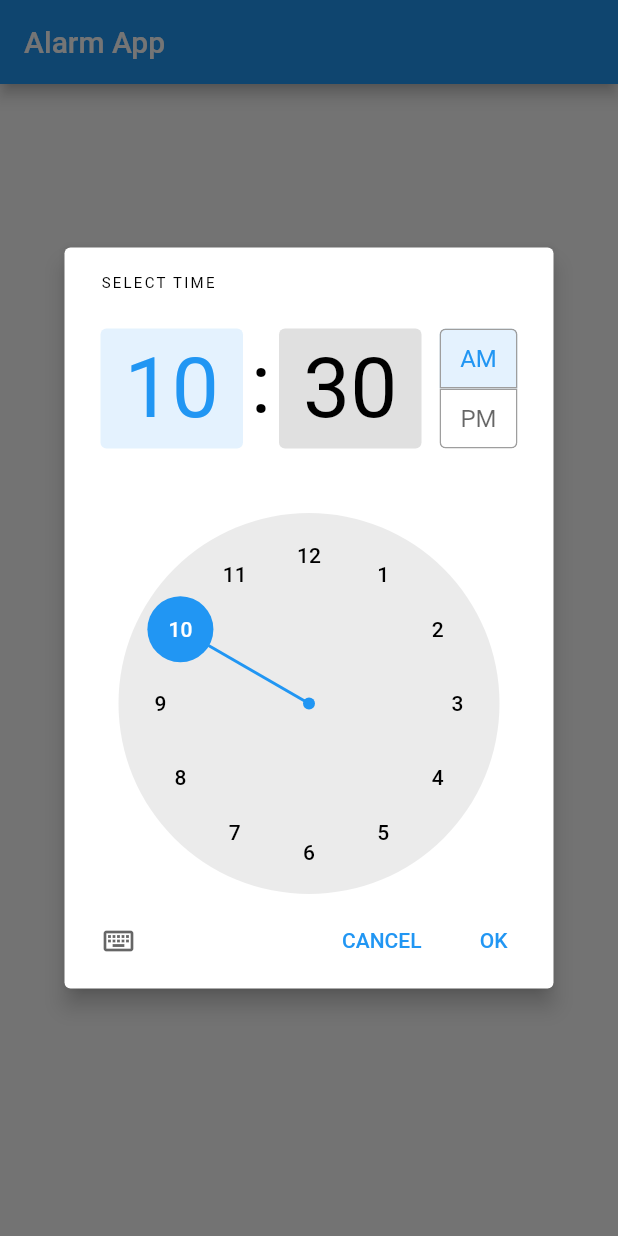
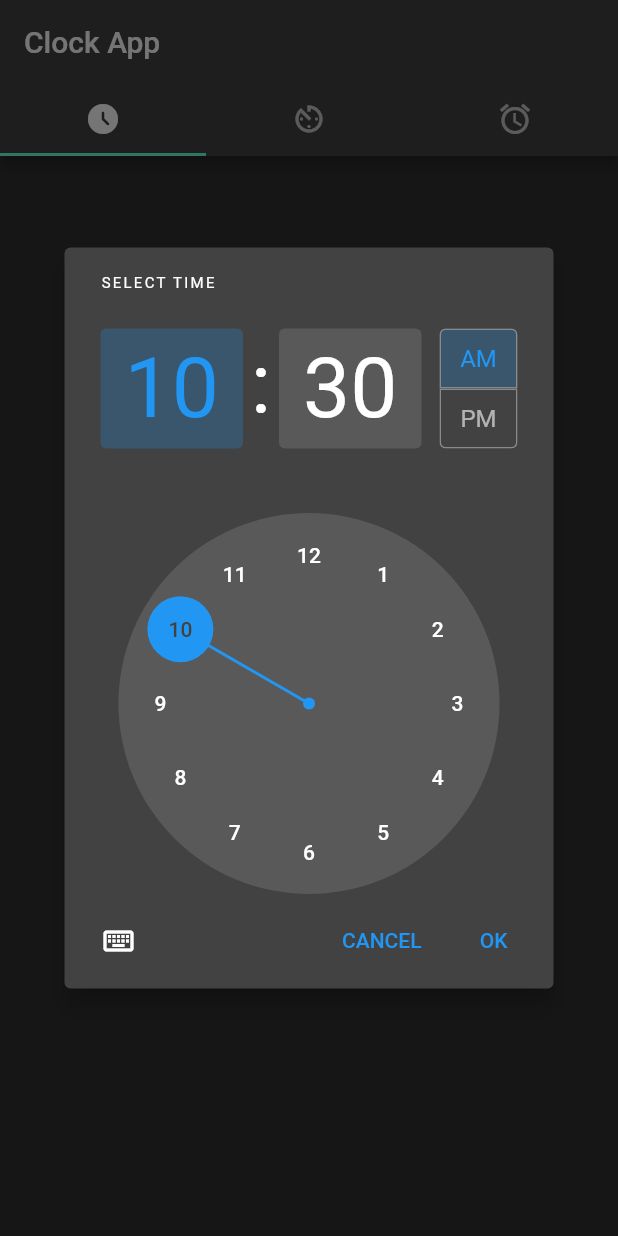
Before and after one commit to rodrigoc85/clock_demo, a Flutter app: the screen it shows after launch, after a tap on "Select Time", on a phone screen of 412 x 824 dp. Run offline on Flutter 3.47's test engine with Material 2 defaults, Android fonts, the phone set to English and light mode, and no system bars.

Commit message:
Defining slight differences between the iOS and Android layout.

```diff
--- a/lib/main.dart
+++ b/lib/main.dart
@@ -1,16 +1,13 @@
+import 'package:clock_test/ui/clock_base_app.dart';
+import 'package:clock_test/ui/clock_scaffold.dart';
 import 'package:flutter/cupertino.dart';
 import 'package:flutter/material.dart';
 import 'package:flutter/services.dart';
 
 Future<void> main() async {
   WidgetsFlutterBinding.ensureInitialized();
-  runApp(MaterialApp(
-    debugShowCheckedModeBanner: false,
-    title: 'Alarm Demo',
-    theme: ThemeData(
-      primarySwatch: Colors.blue,
-    ),
-    home: AlarmApp(),
+  runApp(ClockBaseApp(
+    child: AlarmApp(),
   ));
 }
 
@@ -36,11 +33,25 @@ class _AlarmAppState extends State<AlarmApp> {
 
   @override
   Widget build(BuildContext context) {
-    return Scaffold(
-      appBar: AppBar(
-        title: Text("Alarm App"),
-      ),
-      body: Center(
+    return ClockScaffold(
+      mainTitle: "Clock App",
+      pages: [
+        TabContent(
+            icon: Icons.access_time_filled_rounded,
+            title: "Digital clock",
+            page: _alarmPage(context)),
+        TabContent(
+            icon: Icons.av_timer,
+            title: "Analog clock",
+            page: _alarmPage(context)),
+        TabContent(
+            icon: Icons.alarm, title: "Alarms", page: _alarmPage(context))
+      ],
+    );
+  }
+
+  Widget _alarmPage(BuildContext context) {
+    return Center(
       child: Column(
         // horizontal).
         mainAxisAlignment: MainAxisAlignment.center,
@@ -64,7 +75,6 @@ class _AlarmAppState extends State<AlarmApp> {
                   "Delete Alarm for ${_time.toString().substring(10, 15)}"),
             ),
         ],
-        ),
       ),
     );
   }
--- /dev/null
+++ b/lib/ui/clock_base_app.dart
@@ -0,0 +1,38 @@
+import 'dart:io' show Platform;
+
+import 'package:flutter/cupertino.dart';
+import 'package:flutter/material.dart';
+
+class ClockBaseApp extends StatelessWidget {
+  final Widget? child;
+
+  const ClockBaseApp({
+    Key? key,
+    required this.child,
+  }) : super(key: key);
+
+  @override
+  Widget build(BuildContext context) {
+    return MaterialApp(
+        debugShowCheckedModeBanner: false,
+        title: 'Alarm Demo',
+        darkTheme: ThemeData(
+          brightness: Brightness.dark,
+          /* dark theme settings */
+        ),
+        themeMode: ThemeMode.dark,
+        home: Platform.isIOS
+            ? CupertinoApp(
+                // Remove the debug banner
+                theme: CupertinoThemeData(
+                  brightness: Brightness.dark,
+                ),
+                localizationsDelegates: [
+                  DefaultMaterialLocalizations.delegate,
+                ],
+                debugShowCheckedModeBanner: false,
+                home: child,
+              )
+            : child);
+  }
+}
--- /dev/null
+++ b/lib/ui/clock_scaffold.dart
@@ -0,0 +1,72 @@
+import 'dart:io' show Platform;
+
+import 'package:flutter/cupertino.dart';
+import 'package:flutter/material.dart';
+
+class ClockScaffold extends StatelessWidget {
+  final List<TabContent> pages;
+  final String mainTitle;
+
+  const ClockScaffold({
+    Key? key,
+    required this.pages,
+    required this.mainTitle,
+  }) : super(key: key);
+
+  @override
+  Widget build(BuildContext context) {
+    return Platform.isIOS
+        ? CupertinoTabScaffold(
+            tabBar: CupertinoTabBar(
+                items: pages
+                    .map((page) => BottomNavigationBarItem(
+                        icon: Icon(page.icon), label: page.title))
+                    .toList()),
+            tabBuilder: (BuildContext context, int index) {
+              return CupertinoPageScaffold(
+                navigationBar: CupertinoNavigationBar(
+                  middle: Text(pages[index].title),
+                ),
+                child: pages[index].page,
+              );
+            })
+        : DefaultTabController(
+            length: pages.length,
+            child: Scaffold(
+              appBar: AppBar(
+                bottom: TabBar(
+                    tabs: pages
+                        .map((page) => Tab(icon: Icon(page.icon)))
+                        .toList()),
+                title: Text(mainTitle),
+              ),
+              body: TabBarView(
+                children: pages.map((page) => page.page).toList(),
+              ),
+            ));
+  }
+}
+
+class ActionItem {
+  IconData icon;
+  Function onTap;
+
+  ActionItem({
+    required this.icon,
+    required this.onTap,
+  });
+}
+
+class TabContent {
+  IconData icon;
+  String title;
+  Widget page;
+  List<ActionItem>? actions;
+
+  TabContent({
+    required this.icon,
+    required this.title,
+    required this.page,
+    this.actions,
+  });
+}
```
Lines whose indentation alone changed are shown as unchanged.
